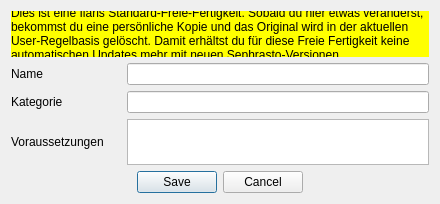
Before: the Qt Designer form UI/DatenbankEditFreieFertigkeit.ui in Aeolitus/Sephrasto, drawn with Qt 5.
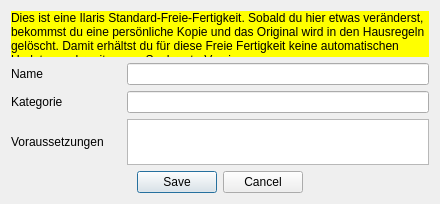
After: the same form once the commit is applied.

Commit message: - Added two alternative visual themes: Fusion and Fusion Dark - Settings: cleaned up layout; renamed the cryptic "Nutzer-Regelbasis" to "Hausregeln"; added theme selection; added application restart if plugin or theme changes - Database editors: renamed the cryptic "Nutzer-Regelbasis" to "Hausregeln"; forced font in yellow warning labels to black, so it's always readable independent of the theme font color

Patch:
```diff
--- a/UI/DatenbankEditFreieFertigkeit.ui
+++ b/UI/DatenbankEditFreieFertigkeit.ui
@@ -41,10 +41,10 @@
         <bool>false</bool>
        </property>
        <property name="styleSheet">
-        <string notr="true">background-color: rgb(255, 255, 0);</string>
+        <string notr="true">background-color: rgb(255, 255, 0); color: black;</string>
        </property>
        <property name="text">
-        <string>Dies ist eine Ilaris Standard-Freie-Fertigkeit. Sobald du hier etwas veränderst, bekommst du eine persönliche Kopie und das Original wird in der aktuellen User-Regelbasis gelöscht. Damit erhältst du für diese Freie Fertigkeit keine automatischen Updates mehr mit neuen Sephrasto-Versionen.</string>
+        <string>&lt;html&gt;&lt;head/&gt;&lt;body&gt;&lt;p&gt;Dies ist eine Ilaris Standard-Freie-Fertigkeit. Sobald du hier etwas veränderst, bekommst du eine persönliche Kopie und das Original wird in den Hausregeln gelöscht. Damit erhältst du für diese Freie Fertigkeit keine automatischen Updates mehr mit neuen Sephrasto-Versionen.&lt;/p&gt;&lt;/body&gt;&lt;/html&gt;</string>
        </property>
        <property name="wordWrap">
         <bool>true</bool>
```
The commit also changes 25 other files.
